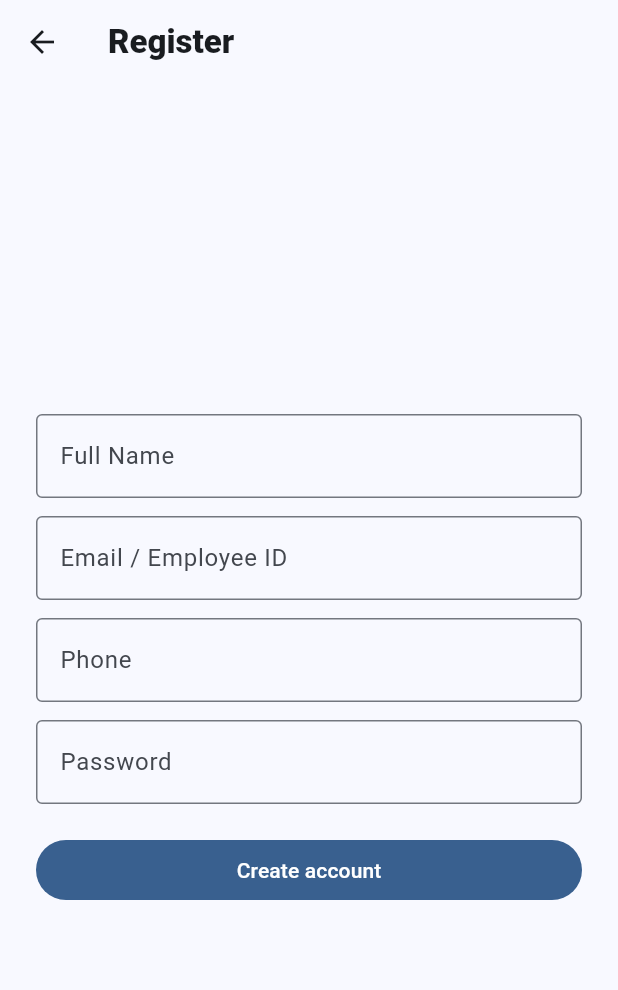
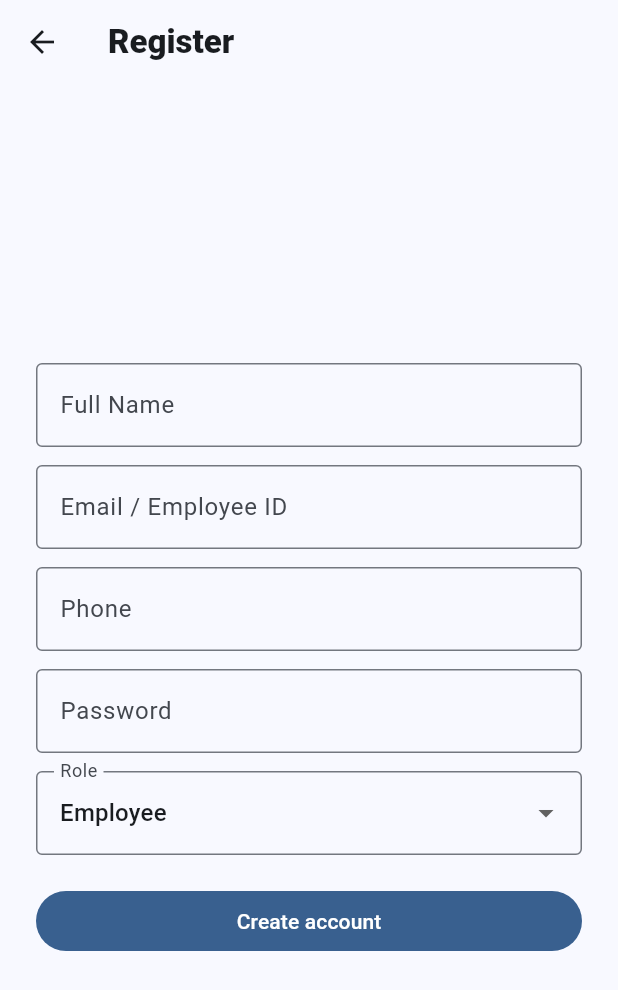
Before and after one commit to VishalX9/Hydro-, a Flutter app: the RegisterScreen screen opened directly, on a phone screen of 412 x 824 dp. Shown: the top 990 px of the screen. Run offline on Flutter 3.47's test engine with Material 3 defaults, Android fonts, the phone set to English and light mode, and no system bars; our stand-ins replace camera, flutter_map, geocoding, geolocator, latlong2, table_calendar; missing offline and left inert: mobile_scanner.

Commit message:
Update user roles and registration to include employment type
Add a 'role' field to the registration form and API, defaulting to 'Employee' and allowing selection of 'Employee', 'Supervisor', or 'Analyst'. Update login screen dropdown to reflect new role options. Also, add new npm dependencies bcryptjs and jsonwebtoken.

Replit-Commit-Author: Agent
Replit-Commit-Session-Id: a36f49df-649e-4707-819b-97e5ba2a9f1a
Replit-Commit-Checkpoint-Type: intermediate_checkpoint

```diff
--- a/lib/screens/login_screen.dart
+++ b/lib/screens/login_screen.dart
@@ -12,7 +12,7 @@ class LoginScreen extends StatefulWidget {
 class _LoginScreenState extends State<LoginScreen> {
   final TextEditingController _email = TextEditingController();
   final TextEditingController _pass = TextEditingController();
-  String role = 'Field Personnel';
+  String role = 'Employee';
   final ApiClient _api = ApiClient();
   bool _loading = false;
 
@@ -28,12 +28,11 @@ class _LoginScreenState extends State<LoginScreen> {
       body: Stack(
         fit: StackFit.expand,
         children: [
-          // 🔹 Background image (make sure this matches your asset name)
           Image.asset(
-            'assets/login_bg.jpg', // or 'assets/login_bg.webp'
+            'assets/login_bg.jpg',
             fit: BoxFit.cover,
           ),
-          Container(color: Colors.black.withOpacity(0.4)), // dark overlay
+          Container(color: Colors.black.withOpacity(0.4)),
 
           Center(
             child: ConstrainedBox(
@@ -81,7 +80,7 @@ class _LoginScreenState extends State<LoginScreen> {
                       DropdownButtonFormField<String>(
                         initialValue: role,
                         items: const [
-                          DropdownMenuItem(value: 'Field Personnel', child: Text('Field Personnel')),
+                          DropdownMenuItem(value: 'Employee', child: Text('Employee')),
                           DropdownMenuItem(value: 'Supervisor', child: Text('Supervisor')),
                           DropdownMenuItem(value: 'Analyst', child: Text('Analyst')),
                         ],
--- a/lib/screens/register_screen.dart
+++ b/lib/screens/register_screen.dart
@@ -13,6 +13,7 @@ class _RegisterScreenState extends State<RegisterScreen> {
   final TextEditingController id = TextEditingController();
   final TextEditingController phone = TextEditingController();
   final TextEditingController password = TextEditingController();
+  String role = 'Employee';
   final ApiClient _api = ApiClient();
   bool _loading = false;
 
@@ -49,6 +50,17 @@ class _RegisterScreenState extends State<RegisterScreen> {
                   decoration: const InputDecoration(labelText: 'Password'),
                   obscureText: true,
                 ),
+                const SizedBox(height: 12),
+                DropdownButtonFormField<String>(
+                  value: role,
+                  items: const [
+                    DropdownMenuItem(value: 'Employee', child: Text('Employee')),
+                    DropdownMenuItem(value: 'Supervisor', child: Text('Supervisor')),
+                    DropdownMenuItem(value: 'Analyst', child: Text('Analyst')),
+                  ],
+                  onChanged: (v) => setState(() => role = v ?? role),
+                  decoration: const InputDecoration(labelText: 'Role'),
+                ),
                 const SizedBox(height: 20),
                 FilledButton(
                   onPressed: _loading
@@ -69,6 +81,7 @@ class _RegisterScreenState extends State<RegisterScreen> {
                               password: pass,
                               fullName: name.text.trim(),
                               phone: phone.text.trim(),
+                              role: role,
                             );
                             if (resp['ok'] == true) {
                               if (!mounted) return;
--- a/lib/services/api_client.dart
+++ b/lib/services/api_client.dart
@@ -51,12 +51,14 @@ class ApiClient {
     required String password,
     String? fullName,
     String? phone,
+    String? role,
   }) async {
     final payload = {
       'username': username,
       'password': password,
       if (fullName != null && fullName.isNotEmpty) 'name': fullName,
       if (phone != null && phone.isNotEmpty) 'phone': phone,
+      if (role != null && role.isNotEmpty) 'role': role,
     };
     final r = await http.post(
       _u('/auth/register'),
```
Also changed, not shown: package.json (added, +20 -0 lines), package-lock.json (added).
